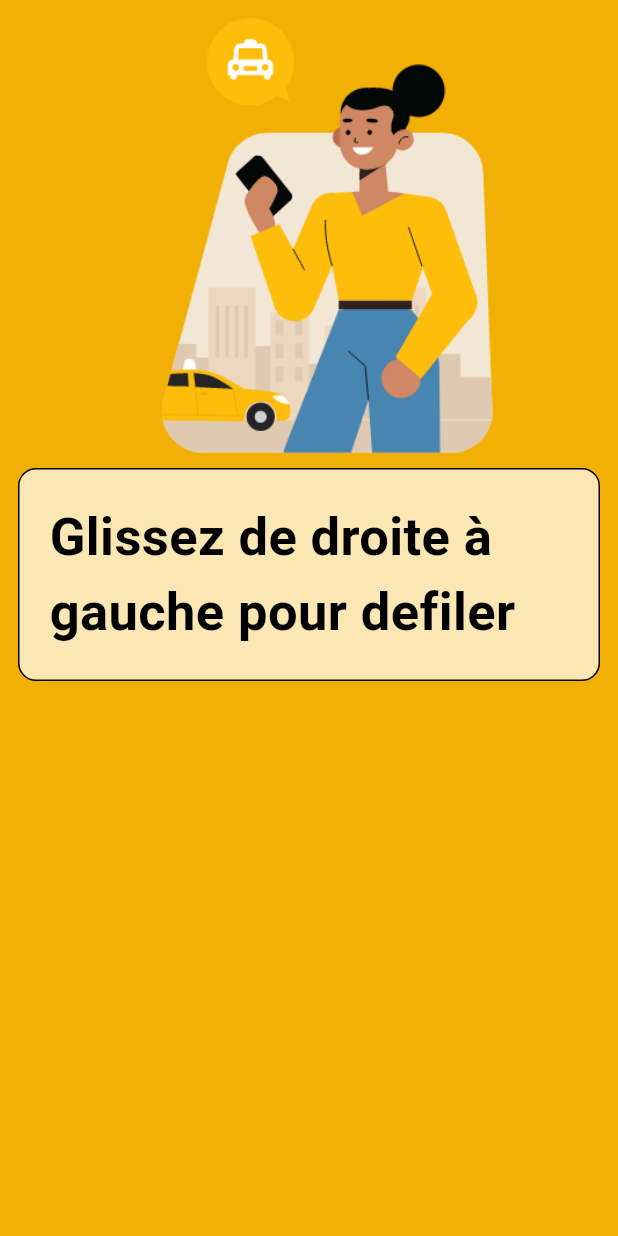
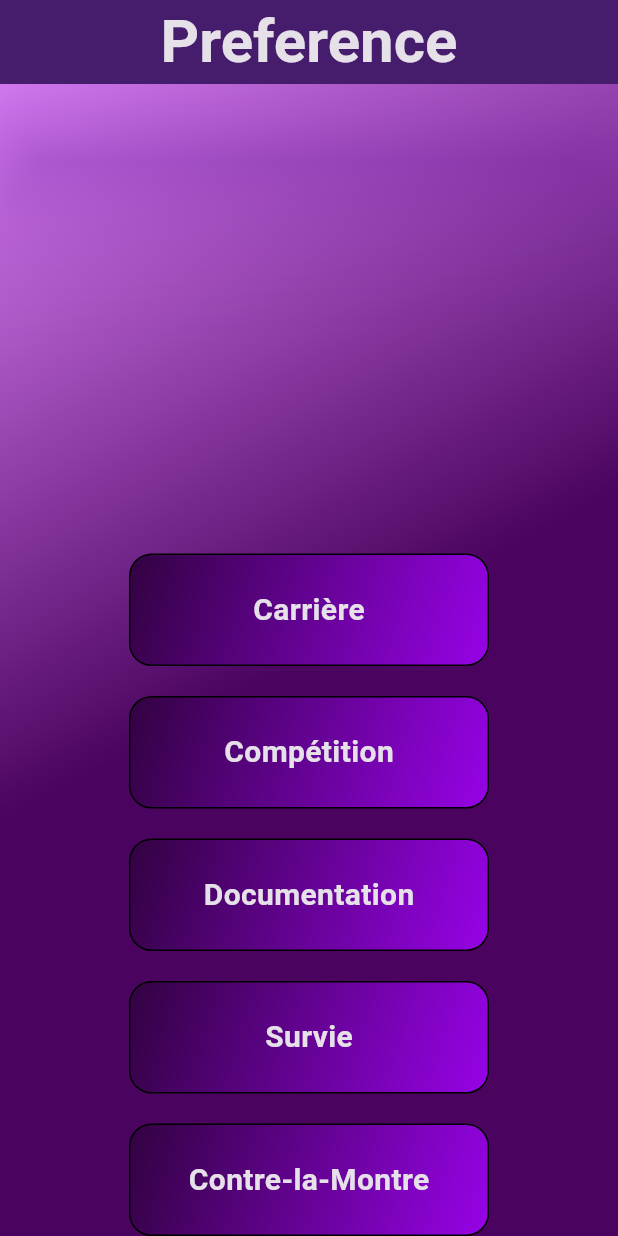
Before and after one commit to Idriss-rayan/familyquiz, a Flutter app: the screen it shows once a user with an empty profile is signed in, on a phone screen of 412 x 824 dp. Run offline on Flutter 3.47's test engine with Material 3 defaults, Android fonts, the phone set to English and light mode, and no system bars; our stand-ins replace animate_do, flutter_svg, get, google_fonts, supabase_flutter, websafe_svg; accounts and stored records are empty; network calls fail.

Commit message:
welcome page is add

```diff
--- a/lib/auth/auth_gate.dart
+++ b/lib/auth/auth_gate.dart
@@ -1,5 +1,6 @@
 import 'package:familyquiz/documentation/doc.dart';
 import 'package:familyquiz/pages/login_page.dart';
+import 'package:familyquiz/welcome/start_screen.dart';
 import 'package:flutter/material.dart';
 import 'package:supabase_flutter/supabase_flutter.dart';
 
@@ -27,7 +28,7 @@ class AuthGate extends StatelessWidget {
         final session = snapshot.hasData ? snapshot.data!.session : null;
 
         if (session != null) {
-          return Doc();
+          return StartScreen();
         } else {
           return LoginPage();
         }
--- /dev/null
+++ b/lib/welcome/buttons.dart
@@ -0,0 +1,38 @@
+import 'package:flutter/material.dart';
+import 'package:google_fonts/google_fonts.dart';
+
+class Buttons extends StatelessWidget {
+  final String name;
+  const Buttons({super.key, required this.name});
+
+  @override
+  Widget build(BuildContext context) {
+    return Container(
+      height: 75,
+      width: 240,
+      decoration: BoxDecoration(
+        gradient: LinearGradient(
+          begin: Alignment.topLeft,
+          end: Alignment.bottomRight,
+          colors: [
+            const Color.fromARGB(255, 50, 2, 65),
+            const Color.fromARGB(255, 151, 3, 231)
+          ],
+        ),
+        border: Border.all(color: Colors.black),
+        borderRadius: BorderRadius.all(
+          Radius.circular(15),
+        ),
+      ),
+      child: Center(
+        child: Text(
+          name,
+          style: GoogleFonts.comicNeue(
+            fontSize: 20,
+            fontWeight: FontWeight.bold,
+          ),
+        ),
+      ),
+    );
+  }
+}
--- /dev/null
+++ b/lib/welcome/start_screen.dart
@@ -0,0 +1,68 @@
+import 'package:familyquiz/documentation/doc.dart';
+import 'package:familyquiz/welcome/buttons.dart';
+import 'package:flutter/material.dart';
+import 'package:get/get.dart';
+import 'package:google_fonts/google_fonts.dart';
+
+class StartScreen extends StatelessWidget {
+  const StartScreen({super.key});
+
+  @override
+  Widget build(BuildContext context) {
+    return Scaffold(
+      appBar: AppBar(
+        shadowColor: const Color.fromARGB(255, 159, 33, 243),
+        elevation: 40,
+        backgroundColor: const Color.fromARGB(255, 47, 2, 84),
+        title: Center(
+            child: Text(
+          "Preference",
+          style: GoogleFonts.comicNeue(
+            fontSize: 40,
+            fontWeight: FontWeight.bold,
+          ),
+        )),
+      ),
+      body: Container(
+        width: double.infinity,
+        height: double.infinity,
+        decoration: BoxDecoration(
+          gradient: LinearGradient(
+            colors: [
+              const Color.fromARGB(255, 223, 132, 250),
+              const Color.fromARGB(255, 74, 3, 95)
+            ],
+            begin: Alignment.topLeft,
+            end: Alignment.center,
+          ),
+        ),
+        child: Column(
+          crossAxisAlignment: CrossAxisAlignment.center,
+          children: [
+            SizedBox(height: 100),
+            // buttons ...
+            Spacer(),
+            Buttons(name: "Carrière"),
+            SizedBox(height: 20),
+            Buttons(name: "Compétition"),
+            SizedBox(height: 20),
+            Material(
+              color: Colors.transparent,
+              child: InkWell(
+                splashColor: Colors.white,
+                onTap: () {
+                  Get.to(Doc());
+                },
+                child: Buttons(name: "Documentation"),
+              ),
+            ),
+            SizedBox(height: 20),
+            Buttons(name: "Survie"),
+            SizedBox(height: 20),
+            Buttons(name: "Contre-la-Montre"),
+          ],
+        ),
+      ),
+    );
+  }
+}
--- a/lib/welcome/welcome_screen.dart
+++ /dev/null
@@ -1,16 +0,0 @@
-import 'package:flutter/material.dart';
-
-class WelcomeScreen extends StatelessWidget {
-  const WelcomeScreen({super.key});
-
-  @override
-  Widget build(BuildContext context) {
-    return Scaffold(
-      appBar: AppBar(),
-      body: Container(
-        width: double.infinity,
-        height: double.infinity,
-      ),
-    );
-  }
-}
```
